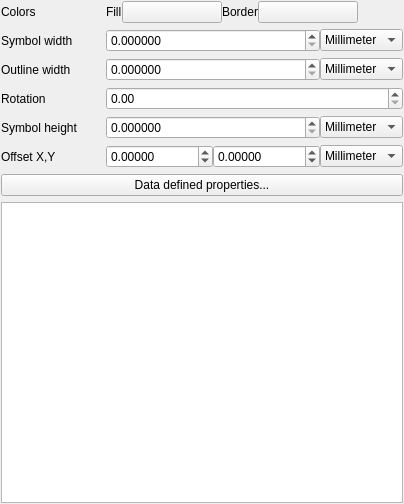
qgis/QGIS, file src/ui/symbollayer/widget_ellipse.ui: the form before one commit.
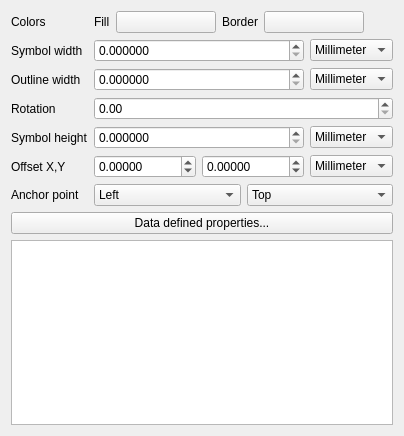
The form after the commit. Custom widgets are drawn as their Qt base class.

Commit message: Make Anchor points usable from ellipse symbol layer too

```diff
--- a/src/ui/symbollayer/widget_ellipse.ui
+++ b/src/ui/symbollayer/widget_ellipse.ui
@@ -7,35 +7,40 @@
     <x>0</x>
     <y>0</y>
     <width>404</width>
-    <height>504</height>
+    <height>436</height>
    </rect>
   </property>
   <property name="windowTitle">
    <string>Form</string>
   </property>
-  <layout class="QGridLayout" name="gridLayout">
-   <property name="margin">
-    <number>1</number>
-   </property>
+  <layout class="QGridLayout" name="gridLayout_2">
    <item row="0" column="0">
-    <layout class="QFormLayout" name="formLayout">
-     <property name="fieldGrowthPolicy">
-      <enum>QFormLayout::AllNonFixedFieldsGrow</enum>
-     </property>
-     <property name="labelAlignment">
-      <set>Qt::AlignLeading|Qt::AlignLeft|Qt::AlignTop</set>
-     </property>
-     <property name="horizontalSpacing">
-      <number>28</number>
-     </property>
-     <item row="1" column="0">
+    <layout class="QGridLayout" name="gridLayout">
+     <item row="0" column="0">
       <widget class="QLabel" name="label_2">
        <property name="text">
         <string>Colors</string>
        </property>
       </widget>
      </item>
-     <item row="1" column="1">
+     <item row="3" column="1">
+      <widget class="QDoubleSpinBox" name="mRotationSpinBox"/>
+     </item>
+     <item row="4" column="0">
+      <widget class="QLabel" name="mSymbolHeightLabel">
+       <property name="text">
+        <string>Symbol height</string>
+       </property>
+      </widget>
+     </item>
+     <item row="3" column="0">
+      <widget class="QLabel" name="mRotationLabel">
+       <property name="text">
+        <string>Rotation</string>
+       </property>
+      </widget>
+     </item>
+     <item row="0" column="1">
       <layout class="QHBoxLayout" name="horizontalLayout_4">
        <item>
         <widget class="QLabel" name="label_3">
@@ -116,14 +121,47 @@
        </item>
       </layout>
      </item>
-     <item row="2" column="0">
-      <widget class="QLabel" name="mSymbolWidthLabel">
-       <property name="text">
-        <string>Symbol width</string>
-       </property>
-      </widget>
+     <item row="4" column="1">
+      <layout class="QHBoxLayout" name="horizontalLayout_3">
+       <item>
+        <widget class="QDoubleSpinBox" name="mHeightSpinBox">
+         <property name="sizePolicy">
+          <sizepolicy hsizetype="Minimum" vsizetype="Fixed">
+           <horstretch>1</horstretch>
+           <verstretch>0</verstretch>
+          </sizepolicy>
+         </property>
+         <property name="decimals">
+          <number>6</number>
+         </property>
+         <property name="maximum">
+          <double>999999999.000000000000000</double>
+         </property>
+        </widget>
+       </item>
+       <item>
+        <widget class="QComboBox" name="mSymbolHeightUnitComboBox">
+         <property name="sizePolicy">
+          <sizepolicy hsizetype="Preferred" vsizetype="Fixed">
+           <horstretch>0</horstretch>
+           <verstretch>0</verstretch>
+          </sizepolicy>
+         </property>
+         <item>
+          <property name="text">
+           <string>Millimeter</string>
+          </property>
+         </item>
+         <item>
+          <property name="text">
+           <string>Map unit</string>
+          </property>
+         </item>
+        </widget>
+       </item>
+      </layout>
      </item>
-     <item row="2" column="1">
+     <item row="1" column="1">
       <layout class="QHBoxLayout" name="horizontalLayout">
        <item>
         <widget class="QDoubleSpinBox" name="mWidthSpinBox">
@@ -157,14 +195,56 @@
        </item>
       </layout>
      </item>
-     <item row="3" column="0">
-      <widget class="QLabel" name="mOutlineWidthLabel">
+     <item row="1" column="0">
+      <widget class="QLabel" name="mSymbolWidthLabel">
        <property name="text">
-        <string>Outline width</string>
+        <string>Symbol width</string>
        </property>
       </widget>
      </item>
-     <item row="3" column="1">
+     <item row="6" column="1">
+      <layout class="QHBoxLayout" name="horizontalLayout_6">
+       <item>
+        <widget class="QComboBox" name="mHorizontalAnchorComboBox">
+         <item>
+          <property name="text">
+           <string>Left</string>
+          </property>
+         </item>
+         <item>
+          <property name="text">
+           <string>HCenter</string>
+          </property>
+         </item>
+         <item>
+          <property name="text">
+           <string>Right</string>
+          </property>
+         </item>
+        </widget>
+       </item>
+       <item>
+        <widget class="QComboBox" name="mVerticalAnchorComboBox">
+         <item>
+          <property name="text">
+           <string>Top</string>
+          </property>
+         </item>
+         <item>
+          <property name="text">
+           <string>VCenter</string>
+          </property>
+         </item>
+         <item>
+          <property name="text">
+           <string>Bottom</string>
+          </property>
+         </item>
+        </widget>
+       </item>
+      </layout>
+     </item>
+     <item row="2" column="1">
       <layout class="QHBoxLayout" name="horizontalLayout_2">
        <item>
         <widget class="QDoubleSpinBox" name="mOutlineWidthSpinBox">
@@ -198,27 +278,31 @@
        </item>
       </layout>
      </item>
-     <item row="4" column="0">
-      <widget class="QLabel" name="mRotationLabel">
+     <item row="2" column="0">
+      <widget class="QLabel" name="mOutlineWidthLabel">
        <property name="text">
-        <string>Rotation</string>
+        <string>Outline width</string>
        </property>
       </widget>
      </item>
-     <item row="4" column="1">
-      <widget class="QDoubleSpinBox" name="mRotationSpinBox"/>
+     <item row="6" column="0">
+      <widget class="QLabel" name="mAnchorPointLabel">
+       <property name="text">
+        <string>Anchor point</string>
+       </property>
+      </widget>
      </item>
      <item row="5" column="0">
-      <widget class="QLabel" name="mSymbolHeightLabel">
+      <widget class="QLabel" name="label_5">
        <property name="text">
-        <string>Symbol height</string>
+        <string>Offset X,Y</string>
        </property>
       </widget>
      </item>
      <item row="5" column="1">
-      <layout class="QHBoxLayout" name="horizontalLayout_3">
+      <layout class="QHBoxLayout" name="horizontalLayout_5">
        <item>
-        <widget class="QDoubleSpinBox" name="mHeightSpinBox">
+        <widget class="QDoubleSpinBox" name="spinOffsetX">
          <property name="sizePolicy">
           <sizepolicy hsizetype="Minimum" vsizetype="Fixed">
            <horstretch>1</horstretch>
@@ -226,21 +310,31 @@
           </sizepolicy>
          </property>
          <property name="decimals">
-          <number>6</number>
+          <number>5</number>
          </property>
-         <property name="maximum">
-          <double>999999999.000000000000000</double>
+         <property name="minimum">
+          <double>-100.000000000000000</double>
          </property>
         </widget>
        </item>
        <item>
-        <widget class="QComboBox" name="mSymbolHeightUnitComboBox">
+        <widget class="QDoubleSpinBox" name="spinOffsetY">
          <property name="sizePolicy">
-          <sizepolicy hsizetype="Preferred" vsizetype="Fixed">
-           <horstretch>0</horstretch>
+          <sizepolicy hsizetype="Minimum" vsizetype="Fixed">
+           <horstretch>1</horstretch>
            <verstretch>0</verstretch>
           </sizepolicy>
          </property>
+         <property name="decimals">
+          <number>5</number>
+         </property>
+         <property name="minimum">
+          <double>-100.000000000000000</double>
+         </property>
+        </widget>
+       </item>
+       <item>
+        <widget class="QComboBox" name="mOffsetUnitComboBox">
          <item>
           <property name="text">
            <string>Millimeter</string>
@@ -268,63 +362,6 @@
        </property>
       </widget>
      </item>
-     <item row="6" column="1">
-      <layout class="QHBoxLayout" name="horizontalLayout_5">
-       <item>
-        <widget class="QDoubleSpinBox" name="spinOffsetX">
-         <property name="sizePolicy">
-          <sizepolicy hsizetype="Minimum" vsizetype="Fixed">
-           <horstretch>1</horstretch>
-           <verstretch>0</verstretch>
-          </sizepolicy>
-         </property>
-         <property name="decimals">
-          <number>5</number>
-         </property>
-         <property name="minimum">
-          <double>-100.000000000000000</double>
-         </property>
-        </widget>
-       </item>
-       <item>
-        <widget class="QDoubleSpinBox" name="spinOffsetY">
-         <property name="sizePolicy">
-          <sizepolicy hsizetype="Minimum" vsizetype="Fixed">
-           <horstretch>1</horstretch>
-           <verstretch>0</verstretch>
-          </sizepolicy>
-         </property>
-         <property name="decimals">
-          <number>5</number>
-         </property>
-         <property name="minimum">
-          <double>-100.000000000000000</double>
-         </property>
-        </widget>
-       </item>
-       <item>
-        <widget class="QComboBox" name="mOffsetUnitComboBox">
-         <item>
-          <property name="text">
-           <string>Millimeter</string>
-          </property>
-         </item>
-         <item>
-          <property name="text">
-           <string>Map unit</string>
-          </property>
-         </item>
-        </widget>
-       </item>
-      </layout>
-     </item>
-     <item row="6" column="0">
-      <widget class="QLabel" name="label_5">
-       <property name="text">
-        <string>Offset X,Y</string>
-       </property>
-      </widget>
-     </item>
     </layout>
    </item>
    <item row="1" column="0">
```
The commit also changes 5 other files.
